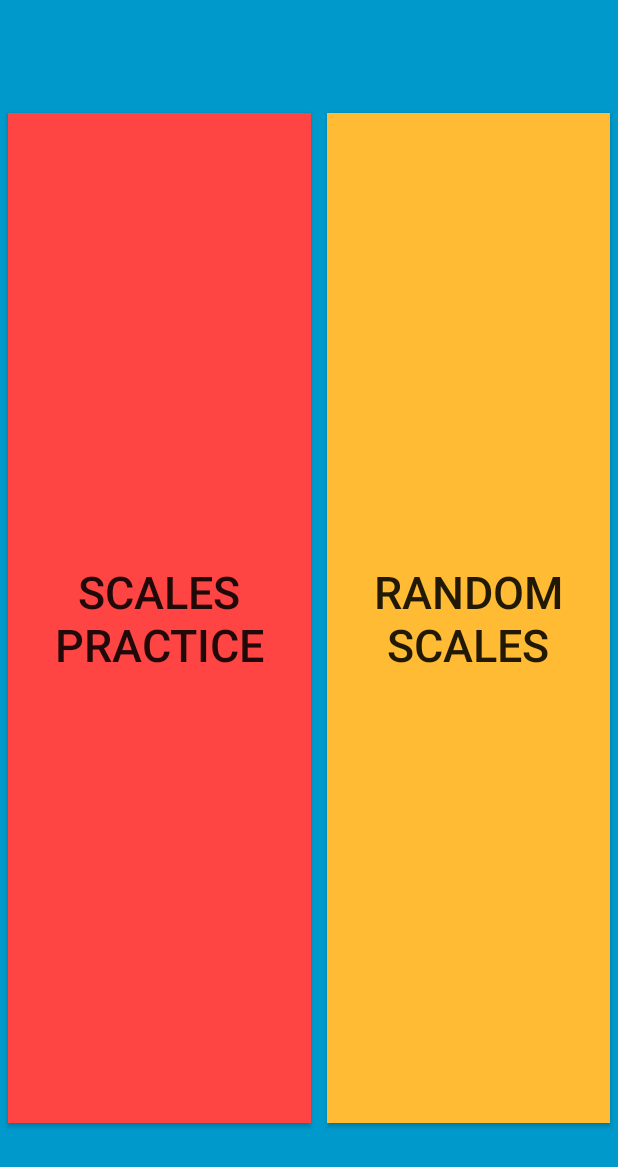
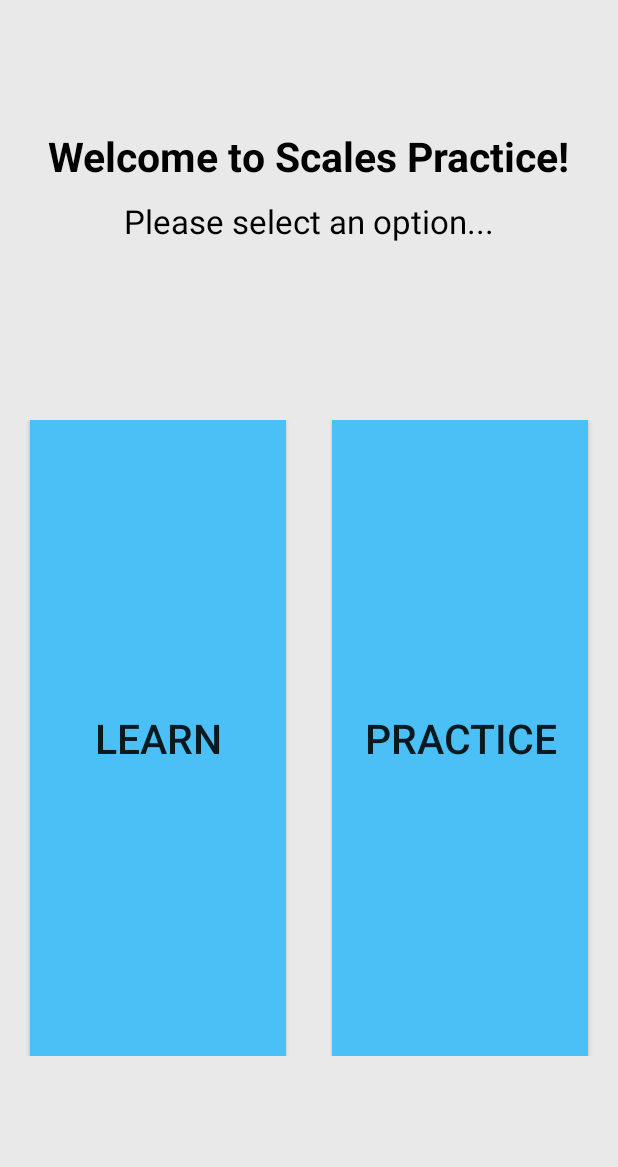
Before and after one commit to JDGale8/ScalesPractice, an Android app: the screen it shows after launch (LaunchPage), on a phone screen of 412 x 824 dp. Shown: the top 1167 px of the screen. Run offline under Robolectric (Android 15) with nearby library versions, the phone set to English and light mode, and no system bars.

Commit message:
changed launch menu design

```diff
--- a/app/src/main/res/layout/activity_launch_page.xml
+++ b/app/src/main/res/layout/activity_launch_page.xml
@@ -7,7 +7,7 @@
     android:layout_height="match_parent"
     android:fitsSystemWindows="true"
     tools:context="dallas.scalespractice.LaunchPage"
-    android:background="@android:color/holo_blue_dark">
+    android:background="#e9e9e9">
 
     <include layout="@layout/content_launch_page"
              android:id="@+id/include"/>
@@ -16,6 +16,8 @@
 
     <LinearLayout
         android:orientation="horizontal"
+        android:layout_marginTop="280dp"
+        android:layout_marginBottom="120dp"
         android:layout_width="match_parent"
         android:layout_height="match_parent"
         android:layout_alignParentBottom="true"
@@ -23,32 +25,53 @@
         android:layout_alignStart="@+id/include">
 
         <Button
-            android:layout_width="wrap_content"
+            android:layout_width="match_parent"
             android:layout_height="match_parent"
-            android:text="Scales Practice"
+            android:text="Learn"
             android:id="@+id/scalePracticeActivityBtn"
             android:layout_weight="1"
-            android:layout_marginLeft="5dp"
-            android:layout_marginRight="5dp"
-            android:layout_marginTop="75dp"
-            android:layout_marginBottom="75dp"
-            android:background="@android:color/holo_red_light"
-            android:textSize="30sp"/>
+            android:layout_marginLeft="20dp"
+            android:layout_marginRight="15dp"
+            android:background="#4ac0f6"
+            android:textSize="27sp"/>
 
         <Button
-            android:layout_width="wrap_content"
+            android:layout_width="match_parent"
             android:layout_height="match_parent"
             android:layout_weight="1"
-            android:layout_marginLeft="5dp"
-            android:layout_marginRight="5dp"
-            android:layout_marginTop="75dp"
-            android:layout_marginBottom="75dp"
-            android:text="Random Scales"
+            android:layout_marginLeft="15dp"
+            android:layout_marginRight="20dp"
+            android:text="Practice"
             android:id="@+id/randomScalesActivityBtn"
-            android:background="@android:color/holo_orange_light"
-            android:textSize="30sp"/>
+            android:background="#4ac0f6"
+            android:textSize="27sp"/>
 
 
     </LinearLayout>
 
+    <TextView
+        android:layout_width="wrap_content"
+        android:layout_height="wrap_content"
+        android:textAppearance="?android:attr/textAppearanceLarge"
+        android:text="Welcome to Scales Practice!"
+        android:id="@+id/welcomeText"
+        android:layout_marginTop="80dp"
+        android:textSize="27sp"
+        android:paddingTop="5dp"
+        android:layout_alignParentTop="true"
+        android:layout_centerHorizontal="true"
+        android:textColor="#000000"
+        android:textStyle="bold"/>
+
+    <TextView
+        android:layout_width="wrap_content"
+        android:layout_height="wrap_content"
+        android:textAppearance="?android:attr/textAppearanceLarge"
+        android:padding="10dp"
+        android:text="Please select an option..."
+        android:id="@+id/welcomeText2"
+        android:layout_below="@+id/welcomeText"
+        android:layout_centerHorizontal="true"
+        android:textColor="#000000"/>
+
 </RelativeLayout>
--- a/app/src/main/res/layout/activity_main.xml
+++ b/app/src/main/res/layout/activity_main.xml
@@ -112,15 +112,16 @@
     </RadioGroup>
 
     <ImageButton
-        android:layout_width="wrap_content"
-        android:layout_height="wrap_content"
         android:background="@android:color/transparent"
         android:id="@+id/settingsButton"
+        android:scaleType="fitXY"
+        android:layout_width = "70dp"
+        android:layout_height= "81dp"
         android:padding="10dp"
         android:layout_alignParentTop="true"
         android:layout_alignParentRight="true"
         android:layout_alignParentEnd="true"
-        android:src="@drawable/settingsglyph"/>
+        android:src="@drawable/settingsglyphbig"/>
 
 
 </RelativeLayout>
```
Also changed, not shown: app/src/main/res/drawable/appicon.png (added), app/src/main/res/drawable/settingsglyphbig.png (added).
